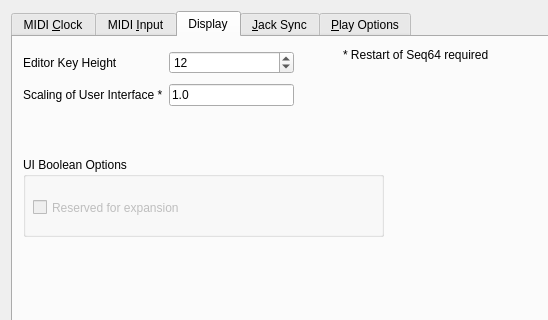
ahlstromcj/sequencer64, file seq_qt5/forms/qseditoptions.ui: the form before one commit; both pictures show x 0 to 548 and y 0 to 320 of the 638 by 672 pixel window.
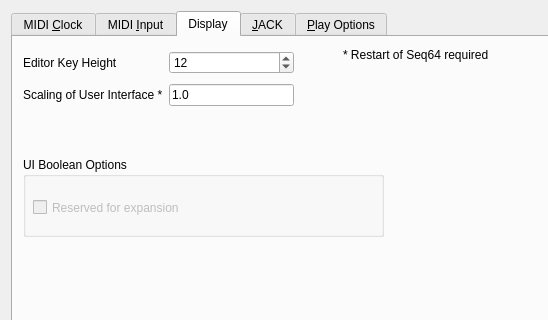
The form after the commit. The open tabs and pages were chosen to show the change.

Commit message: Fixed qseq64 does not use JACK after restart #176.

```diff
--- a/seq_qt5/forms/qseditoptions.ui
+++ b/seq_qt5/forms/qseditoptions.ui
@@ -241,7 +241,7 @@
          <x>10</x>
          <y>10</y>
          <width>271</width>
-         <height>63</height>
+         <height>64</height>
         </rect>
        </property>
        <layout class="QGridLayout" name="gridLayoutUiValues">
@@ -303,7 +303,7 @@
      </widget>
      <widget class="QWidget" name="tabJackSync">
       <attribute name="title">
-       <string>&amp;Jack Sync</string>
+       <string>&amp;JACK</string>
       </attribute>
       <widget class="QGroupBox" name="groupBoxJackTransport">
        <property name="geometry">
```
The commit also changes 9 other files.
